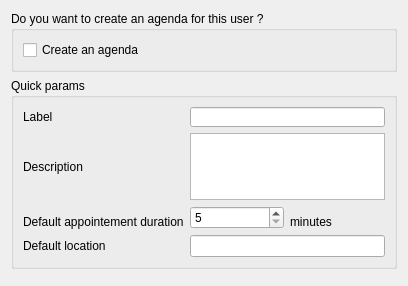
Old version of the form plugins/agendaplugin/usercalendarwizardcreatorpage.ui in the repository FreeHealth/freehealth.
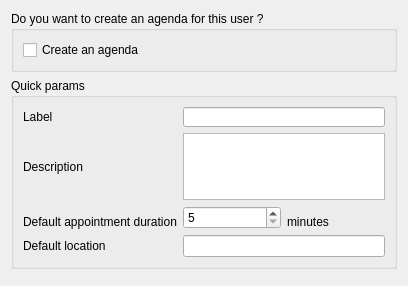
New version of the form.

Commit message: refactor typo: appointement -> appointment automatic indenting

```diff
--- a/plugins/agendaplugin/usercalendarwizardcreatorpage.ui
+++ b/plugins/agendaplugin/usercalendarwizardcreatorpage.ui
@@ -81,7 +81,7 @@
       <item row="3" column="0">
        <widget class="QLabel" name="label">
         <property name="text">
-         <string>Default appointement duration</string>
+         <string>Default appointment duration</string>
         </property>
        </widget>
       </item>
```
The commit also changes 15 other files.
